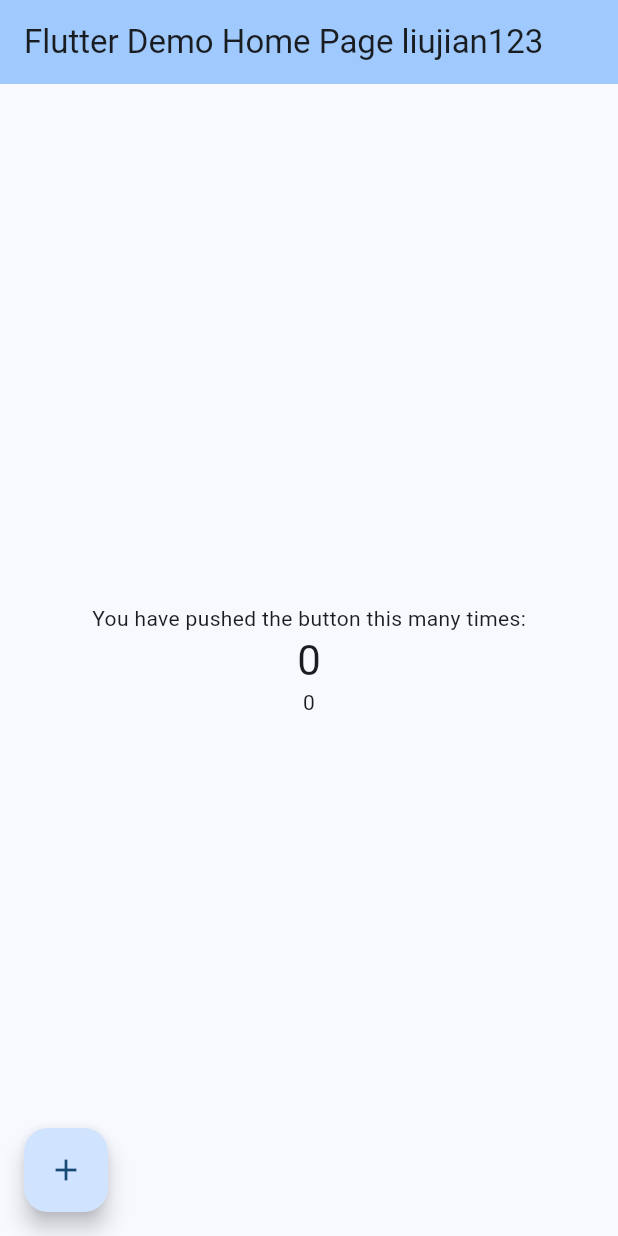
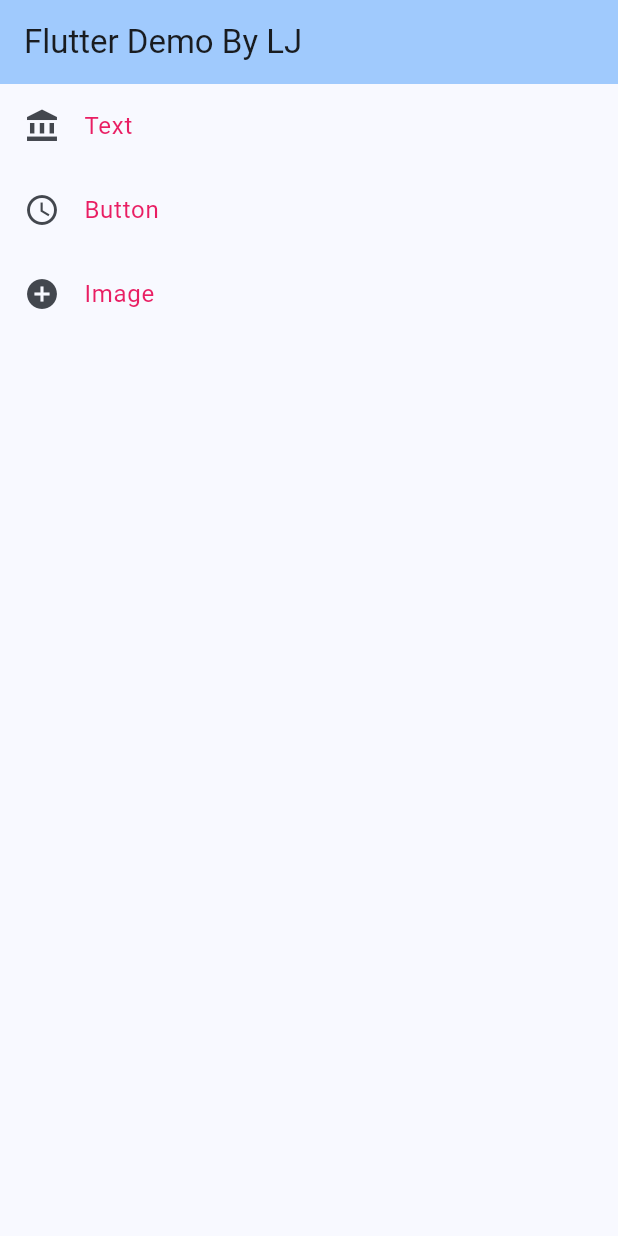
Before and after one commit to keane83/FlutterStudy, a Flutter app: the screen it shows after launch, on a phone screen of 412 x 824 dp. Run offline on Flutter 3.47's test engine with Material 3 defaults, Android fonts, the light colour scheme and no system bars.

Commit message:
20250102 首页列表添加

```diff
--- a/lib/main.dart
+++ b/lib/main.dart
@@ -1,4 +1,15 @@
+//内容: APP的生命周期和Widget的生命周期
+//ListView: 简单使用
+
+// import 'dart:ffi';
 import 'package:flutter/material.dart';
+
+
+class ListItemDataType {
+  final IconData iconData;
+  final String title;
+  ListItemDataType(this.iconData,this.title);
+}
 
 void main() {
   runApp(const MyApp());
@@ -32,7 +43,9 @@
         colorScheme: ColorScheme.fromSeed(seedColor: Colors.blue),
         useMaterial3: true,
       ),
-      home: const MyHomePage(title: 'Flutter Demo Home Page liujian123'),
+      debugShowCheckedModeBanner: false,
+      // home: MyAppNew()
+      home: const MyHomePage(title: 'Flutter Demo By LJ'),
     );
   }
 }
@@ -57,30 +70,40 @@
 
 class _MyHomePageState extends State<MyHomePage>{
 
+  //初始化时候调用
   @override
   void initState() {
     super.initState();
     debugPrint("initState");
   }
 
+  //彻底清除时候调用
   @override
   void dispose() {
     super.dispose();
     debugPrint("dispose");
   }
 
+  //当本widget在上层节点中的层级发上变化, 或者上层节点中存在widget类型变化时候调用
+  //widget树中，若节点的父级结构中的层级 或 父级结构中的任一节点的widget类型有变化，节点会调用didChangeDependencies；
+  //若仅仅是父级结构某一节点的widget的某些属性值变化，节点不会调用didChangeDependencies
   @override
   void didChangeDependencies() {
     super.didChangeDependencies();
     debugPrint("didChangeDependencies");
   }
 
+  //属性配置变化,在父容器组件重绘时才调用该方法
+  //widget树中，若节点调用setState方法，节点本身不会触发didUpdateWidget，
+  //此节点的子节点 会 调用didUpdateWidget
   @override
   void didUpdateWidget(covariant MyHomePage oldWidget) {
     super.didUpdateWidget(oldWidget);
     debugPrint("didUpdateWidget");
   }
 
+
+  //非激活状态期的生命周期函数,Widget还没有别消除
   @override
   void deactivate() {
     super.deactivate();
@@ -93,31 +116,32 @@
     debugPrint("setState");
   }
 
-
-
-
-  int _counter = 0;
-
-  void _incrementCounter() {
-    setState(() {
-      // This call to setState tells the Flutter framework that something has
-      // changed in this State, which causes it to rerun the build method below
-      // so that the display can reflect the updated values. If we changed
-      // _counter without calling setState(), then the build method would not be
-      // called again, and so nothing would appear to happen.
-      _counter++;
-
-    });
-  }
-
   @override
   Widget build(BuildContext context) {
-    // This method is rerun every time setState is called, for instance as done
-    // by the _incrementCounter method above.
-    //
-    // The Flutter framework has been optimized to make rerunning build methods
-    // fast, so that you can just rebuild anything that needs updating rather
-    // than having to individually change instances of widgets.
+    var dataArray = [
+      ListItemDataType(Icons.account_balance, "Text"),
+      ListItemDataType(Icons.access_time, "Button"),
+      ListItemDataType(Icons.add_circle_sharp, "Image")
+    ];
+
+    var myList = Center(
+        // Center is a layout widget. It takes a single child and positions it
+        // in the middle of the parent.
+        child: ListView.builder(
+          itemCount: dataArray.length,
+          itemBuilder: (context,index) {
+            return ListTile(
+              leading: Icon(dataArray[index].iconData),
+              title: Text(dataArray[index].title, style: const TextStyle(color: Colors.pink)),
+              // child: Text("data"),
+              onTap: (){
+                debugPrint(index.toString());
+              },
+            );
+          },
+        )
+    );
+
     return Scaffold(
       appBar: AppBar(
         // TRY THIS: Try changing the color here to a specific color (to
@@ -128,98 +152,127 @@
         // the App.build method, and use it to set our appbar title.
         title: Text(widget.title),
       ),
-      body: Center(
-        // Center is a layout widget. It takes a single child and positions it
-        // in the middle of the parent.
-        child: Column(
-          // Column is also a layout widget. It takes a list of children and
-          // arranges them vertically. By default, it sizes itself to fit its
-          // children horizontally, and tries to be as tall as its parent.
-          //
-          // Column has various properties to control how it sizes itself and
-          // how it positions its children. Here we use mainAxisAlignment to
-          // center the children vertically; the main axis here is the vertical
-          // axis because Columns are vertical (the cross axis would be
-          // horizontal).
-          //
-          // TRY THIS: Invoke "debug painting" (choose the "Toggle Debug Paint"
-          // action in the IDE, or press "p" in the console), to see the
-          // wireframe for each widget.
-          mainAxisAlignment: MainAxisAlignment.center,
-          children: <Widget>[
-            const Text(
-              'You have pushed the button this many times:',
-            ),
-            Text(
-              '$_counter',
-              style: Theme.of(context).textTheme.headlineMedium,
-            ),
-            MyWidget(testStr: '$_counter')
-          ],
-        ),
-      ),
-      floatingActionButton: FloatingActionButton(
-        onPressed: _incrementCounter,
-        tooltip: 'Increment',
-        child: const Icon(Icons.add),
-      ), // This trailing comma makes auto-formatting nicer for build methods.
-      floatingActionButtonLocation: FloatingActionButtonLocation.startFloat,
+      body: myList
     );
   }
 }
 
 
-class MyWidget extends StatefulWidget {
+class MyWidget extends StatefulWidget with WidgetsBindingObserver {
   final String? testStr;
   const MyWidget({super.key, this.testStr});
-
-
 
   @override
   State<MyWidget> createState() => _MyWidgetState();
 }
 
-class _MyWidgetState extends State<MyWidget> {
 
+//任意层级Widget都可以加WidgetsBindingObserver 来监听App生命周期
+//1 with WidgetsBindingObserver
+//2 执行 WidgetsBinding.instance.addObserver(this);
+//3 @override void didChangeAppLifecycleState(AppLifecycleState state)
+//4 取消绑定 WidgetsBinding.instance.removeObserver(this);
+//detached
+class _MyWidgetState extends State<MyWidget> with WidgetsBindingObserver {
+
+  //监听App生命周期:3 @override void didChangeAppLifecycleState(AppLifecycleState state)
+  @override
+  void didChangeAppLifecycleState(AppLifecycleState state) {
+    // TODO: implement didChangeAppLifecycleState
+    super.didChangeAppLifecycleState(state);
+    debugPrint("###APP Lift Cycle:"+state.toString());
+
+    //detached
+
+  }
+
+  //参考上面Widget的注释
   @override
   void initState() {
     super.initState();
     debugPrint("2 initState");
+
+    //监听App生命周期:2
+    WidgetsBinding.instance.addObserver(this);
+
   }
 
+  //参考上面Widget的注释
   @override
   void dispose() {
     super.dispose();
     debugPrint("2 dispose");
+
+    //监听App生命周期:4
+    WidgetsBinding.instance.removeObserver(this);
   }
 
+  //参考上面Widget的注释
   @override
   void didChangeDependencies() {
     super.didChangeDependencies();
     debugPrint("2 didChangeDependencies");
   }
 
+  //参考上面Widget的注释
   @override
   void didUpdateWidget(covariant MyWidget oldWidget) {
     super.didUpdateWidget(oldWidget);
     debugPrint("2 didUpdateWidget");
   }
 
+  //参考上面Widget的注释
   @override
   void deactivate() {
     super.deactivate();
     debugPrint("2 deactivate");
   }
 
+  //参考上面Widget的注释
   @override
   void setState(VoidCallback fn) {
     super.setState(fn);
     debugPrint("2 setState");
   }
 
-
+  //参考上面Widget的注释
   @override
   Widget build(BuildContext context) {
     return Text(widget.testStr ?? '');
   }
 }
+
+
+class MyAppNew extends StatelessWidget {
+  const MyAppNew({super.key});
+
+  @override
+  Widget build(BuildContext context) {
+    const title = 'Basic List';
+
+    return MaterialApp(
+      title: title,
+      home: Scaffold(
+        appBar: AppBar(
+          title: const Text(title),
+        ),
+        body: ListView(
+          children: const <Widget>[
+            ListTile(
+              leading: Icon(Icons.map),
+              title: Text('Map'),
+            ),
+            ListTile(
+              leading: Icon(Icons.photo_album),
+              title: Text('Album'),
+            ),
+            ListTile(
+              leading: Icon(Icons.phone),
+              title: Text('Phone'),
+            ),
+          ],
+        ),
+      ),
+    );
+  }
+}
```
Also changed, not shown: lib/examples/Text.dart (added, +10 -0 lines), 1 other file.
